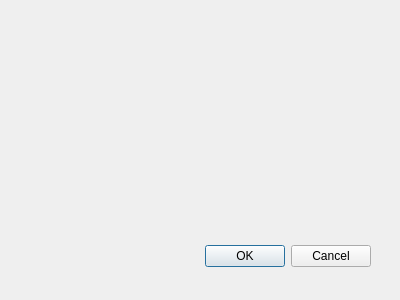
The window that ArcApp/changepassword.ui (Arc-Project/Arc) describes before a commit, drawn with Qt 5.
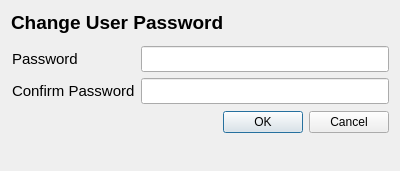
The same window after the commit.

What changed in the file:
```diff
--- a/ArcApp/changepassword.ui
+++ b/ArcApp/changepassword.ui
@@ -9,28 +9,157 @@
     <x>0</x>
     <y>0</y>
     <width>400</width>
-    <height>300</height>
+    <height>171</height>
    </rect>
   </property>
   <property name="windowTitle">
    <string>Dialog</string>
   </property>
-  <widget name="buttonBox" class="QDialogButtonBox">
-   <property name="geometry">
-    <rect>
-     <x>30</x>
-     <y>240</y>
-     <width>341</width>
-     <height>32</height>
-    </rect>
-   </property>
-   <property name="orientation">
-    <enum>Qt::Horizontal</enum>
-   </property>
-   <property name="standardButtons">
-    <set>QDialogButtonBox::Cancel|QDialogButtonBox::Ok</set>
-   </property>
-  </widget>
+  <layout class="QGridLayout" name="gridLayout">
+   <item row="1" column="0">
+    <spacer name="verticalSpacer">
+     <property name="orientation">
+      <enum>Qt::Vertical</enum>
+     </property>
+     <property name="sizeType">
+      <enum>QSizePolicy::Minimum</enum>
+     </property>
+     <property name="sizeHint" stdset="0">
+      <size>
+       <width>20</width>
+       <height>5</height>
+      </size>
+     </property>
+    </spacer>
+   </item>
+   <item row="0" column="0">
+    <widget class="QLabel" name="label_userpw_title">
+     <property name="font">
+      <font>
+       <pointsize>14</pointsize>
+       <weight>75</weight>
+       <bold>true</bold>
+      </font>
+     </property>
+     <property name="text">
+      <string>Change User Password</string>
+     </property>
+    </widget>
+   </item>
+   <item row="2" column="0">
+    <layout class="QFormLayout" name="formLayout">
+     <property name="leftMargin">
+      <number>1</number>
+     </property>
+     <property name="topMargin">
+      <number>1</number>
+     </property>
+     <property name="bottomMargin">
+      <number>1</number>
+     </property>
+     <item row="0" column="0">
+      <widget class="QLabel" name="label_userpw_pw">
+       <property name="font">
+        <font>
+         <pointsize>11</pointsize>
+        </font>
+       </property>
+       <property name="text">
+        <string>Password</string>
+       </property>
+       <property name="margin">
+        <number>2</number>
+       </property>
+      </widget>
+     </item>
+     <item row="0" column="1">
+      <widget class="QLineEdit" name="lineEdit_userpw_pw">
+       <property name="font">
+        <font>
+         <pointsize>11</pointsize>
+        </font>
+       </property>
+       <property name="echoMode">
+        <enum>QLineEdit::PasswordEchoOnEdit</enum>
+       </property>
+      </widget>
+     </item>
+     <item row="1" column="0">
+      <widget class="QLabel" name="label_userpw_confirm">
+       <property name="font">
+        <font>
+         <pointsize>11</pointsize>
+        </font>
+       </property>
+       <property name="text">
+        <string>Confirm Password</string>
+       </property>
+       <property name="margin">
+        <number>2</number>
+       </property>
+      </widget>
+     </item>
+     <item row="1" column="1">
+      <widget class="QLineEdit" name="lineEdit_userpw_confirm">
+       <property name="font">
+        <font>
+         <pointsize>11</pointsize>
+        </font>
+       </property>
+       <property name="echoMode">
+        <enum>QLineEdit::PasswordEchoOnEdit</enum>
+       </property>
+      </widget>
+     </item>
+    </layout>
+   </item>
+   <item row="4" column="0">
+    <widget class="QLabel" name="label_userpw_msg">
+     <property name="font">
+      <font>
+       <pointsize>10</pointsize>
+      </font>
+     </property>
+     <property name="styleSheet">
+      <string notr="true">color: rgb(255, 0, 0);</string>
+     </property>
+     <property name="text">
+      <string/>
+     </property>
+    </widget>
+   </item>
+   <item row="3" column="0">
+    <layout class="QHBoxLayout" name="horizontalLayout">
+     <item>
+      <spacer name="horizontalSpacer">
+       <property name="orientation">
+        <enum>Qt::Horizontal</enum>
+       </property>
+       <property name="sizeHint" stdset="0">
+        <size>
+         <width>40</width>
+         <height>20</height>
+        </size>
+       </property>
+      </spacer>
+     </item>
+     <item>
+      <widget class="QPushButton" name="pushButton_userpw_ok">
+       <property name="text">
+        <string>OK</string>
+       </property>
+      </widget>
+     </item>
+     <item>
+      <widget class="QPushButton" name="pushButton_userpw_cancel">
+       <property name="text">
+        <string>Cancel</string>
+       </property>
+      </widget>
+     </item>
+    </layout>
+   </item>
+  </layout>
  </widget>
  <pixmapfunction/>
  <resources/>
```
Left out of the diff: 42 changed lines with no effect on the pictures.
